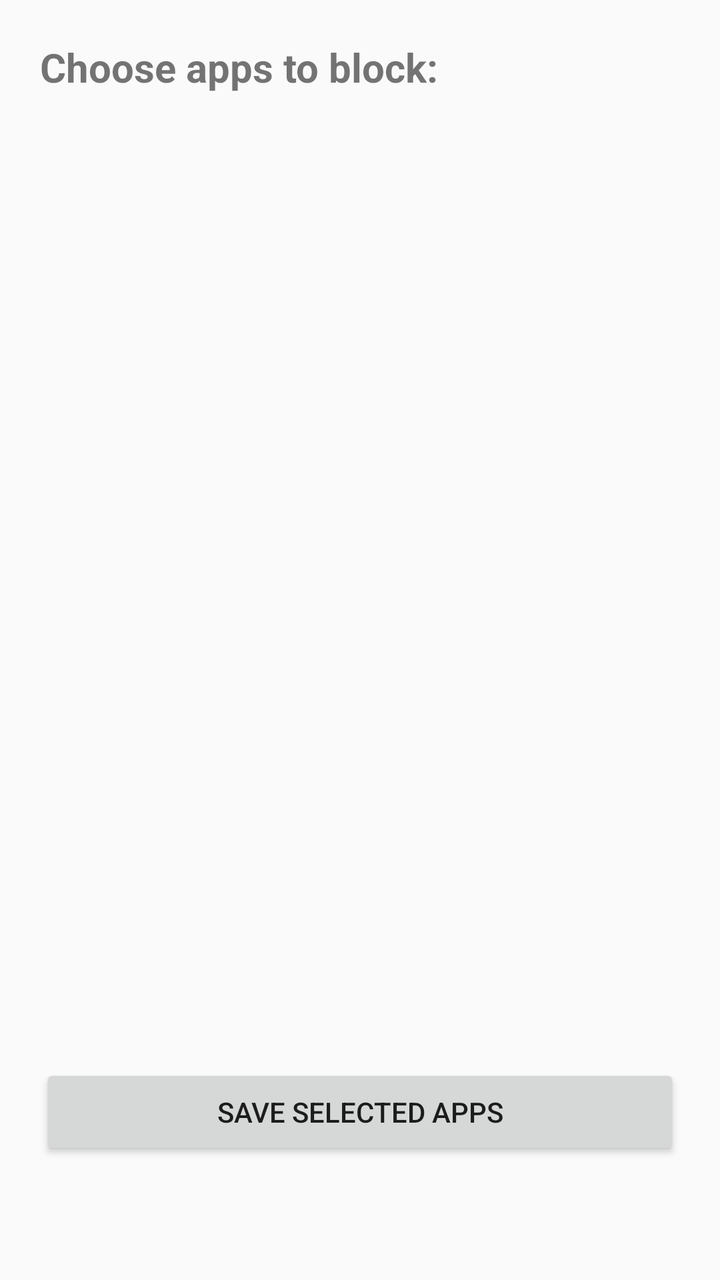
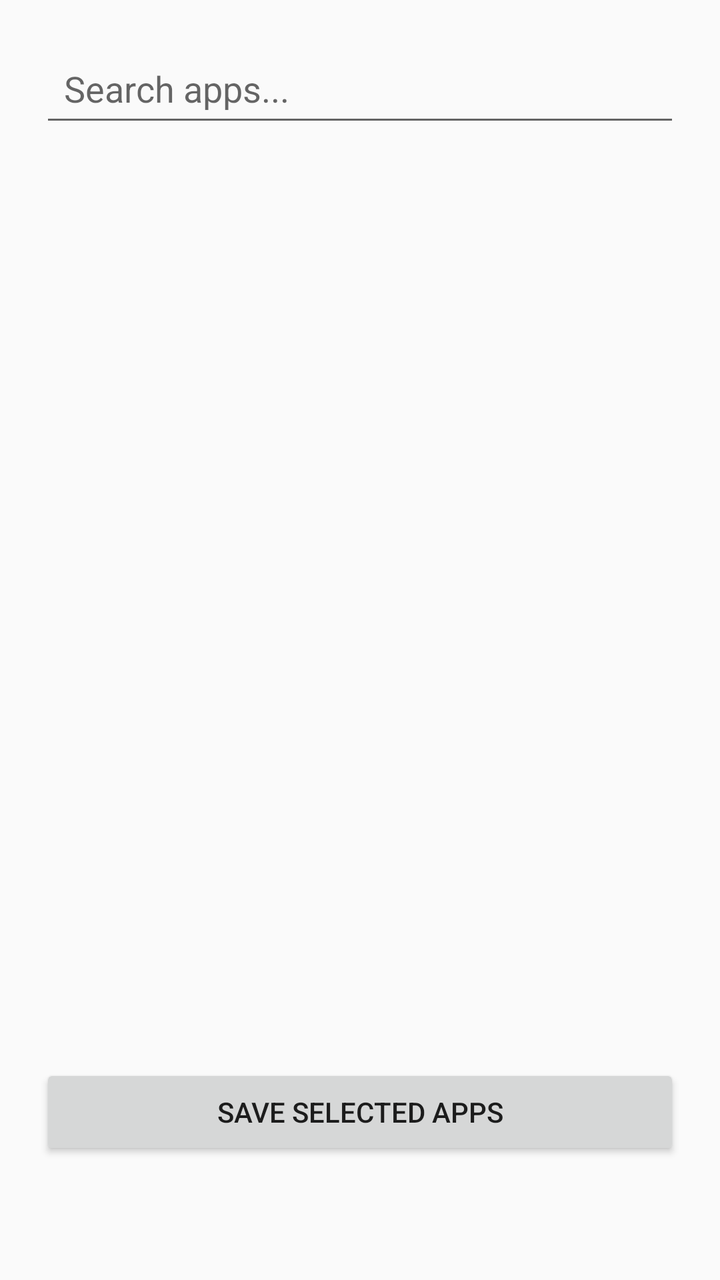

Before-and-after screenshots of an Android layout around one commit, followed by the original layout XML and the change that was made.
<!-- AndroidManifest.xml: application theme Theme.Focusbuddyhelper -->
<!-- res/layout/activity_app_list.xml -->
<?xml version="1.0" encoding="utf-8"?>
<LinearLayout xmlns:android="http://schemas.android.com/apk/res/android"
    android:orientation="vertical"
    android:padding="20dp"
    android:layout_width="match_parent"
    android:layout_height="match_parent">

    <TextView
        android:layout_width="wrap_content"
        android:layout_height="wrap_content"
        android:text="Choose apps to block:"
        android:textSize="20sp"
        android:textStyle="bold"
        android:layout_marginBottom="15dp" />

    <ListView
        android:id="@+id/appListView"
        android:layout_width="match_parent"
        android:layout_height="0dp"
        android:layout_weight="1" />

    <Button
        android:id="@+id/saveButton"
        android:layout_width="match_parent"
        android:layout_height="wrap_content"
        android:text="Save Selected Apps"
        android:layout_marginTop="20dp"
        android:layout_marginBottom="40dp" />
</LinearLayout>
<!-- resources referenced by this layout -->
<resources>
  <style name="Theme.Focusbuddyhelper" parent="Theme.AppCompat.Light.NoActionBar">
          
          <item name="colorPrimary">@color/purple_500</item>
          <item name="colorPrimaryDark">@color/purple_700</item>
          <item name="colorAccent">@color/teal_200</item>
      </style>
  <color name="purple_500">#FF6200EE</color>
  <color name="purple_700">#FF3700B3</color>
  <color name="teal_200">#FF03DAC5</color>
</resources>

<!-- the commit's change to res/layout/activity_app_list.xml (unified diff, before → after) -->
@@ -1,17 +1,21 @@
 <?xml version="1.0" encoding="utf-8"?>
-<LinearLayout xmlns:android="http://schemas.android.com/apk/res/android"
+<LinearLayout
+    xmlns:android="http://schemas.android.com/apk/res/android"
     android:orientation="vertical"
     android:padding="20dp"
     android:layout_width="match_parent"
     android:layout_height="match_parent">
 
-    <TextView
-        android:layout_width="wrap_content"
+
+    <EditText
+        android:id="@+id/searchBar"
+        android:layout_width="match_parent"
         android:layout_height="wrap_content"
-        android:text="Choose apps to block:"
-        android:textSize="20sp"
-        android:textStyle="bold"
-        android:layout_marginBottom="15dp" />
+        android:hint="Search apps..."
+        android:inputType="text"
+        android:singleLine="true"
+        android:padding="12dp"
+        android:layout_marginBottom="12dp" />
 
     <ListView
         android:id="@+id/appListView"
@@ -26,4 +30,5 @@
         android:text="Save Selected Apps"
         android:layout_marginTop="20dp"
         android:layout_marginBottom="40dp" />
+
 </LinearLayout>
